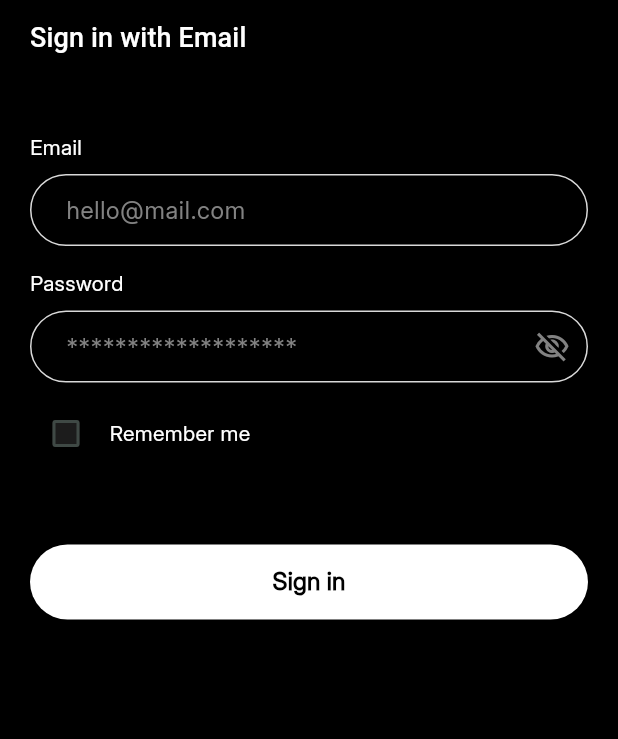
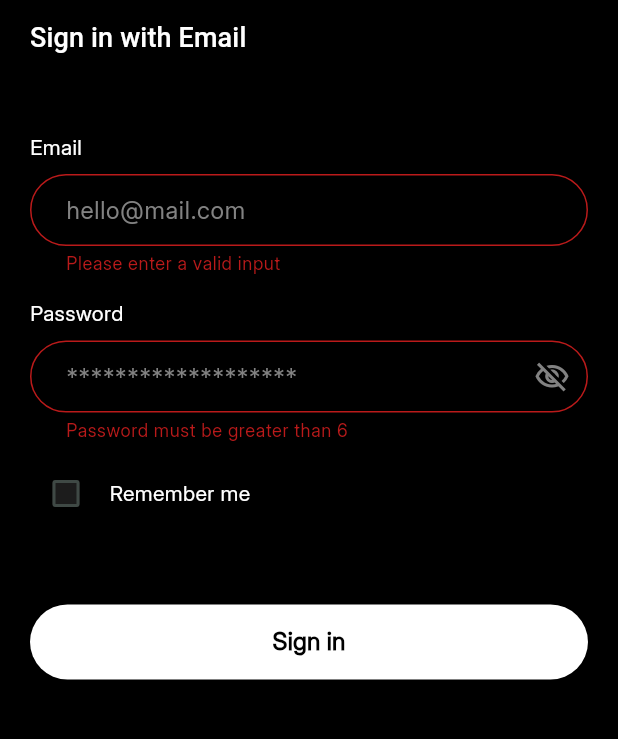
Before and after one commit to Kariaki/reentry, a Flutter app: the LoginScreen screen opened directly, after a tap on "Sign in", on a phone screen of 412 x 824 dp, the part 57-796 px from its top. Run offline on Flutter 3.47's test engine with Material 3 defaults, Android fonts, the phone set to English and light mode, and no system bars; our stand-ins replace flutter_animate, flutter_bloc, flutter_hooks, flutter_svg, google_sign_in; missing offline and left inert: easy_animate; Roboto replaces fonts that are missing (InterBold).

Commit message:
setup bloc

```diff
--- /dev/null
+++ b/lib/core/util/base_state.dart
@@ -0,0 +1,3 @@
+class BaseState{}
+
+class StateInitial{}
--- a/lib/data/repository/auth/auth_repository.dart
+++ b/lib/data/repository/auth/auth_repository.dart
@@ -16,7 +16,7 @@ class AuthRepository extends AuthRepositoryInterface{
   }
 
   @override
-  Future<UserDto> googleSignIn() {
+  Future<UserDto> googleSignIn() async{
     // TODO: implement googleSignIn
     throw UnimplementedError();
   }
--- a/lib/ui/components/input/input_field.dart
+++ b/lib/ui/components/input/input_field.dart
@@ -1,3 +1,4 @@
+
 import 'package:flutter/material.dart';
 import 'package:reentry/core/extensions.dart';
 import 'package:reentry/core/theme/colors.dart';
@@ -12,6 +13,7 @@ class InputField extends StatelessWidget {
   final bool enable;
   final int lines;
   final int? maxLines;
+  final String? Function(String?)? validator;
   final String? initialValue;
   final double? radius;
   final Function(String)? onChange;
@@ -19,7 +21,21 @@ class InputField extends StatelessWidget {
   final TextEditingController? controller;
 
   const InputField(
-      {super.key, this.label,this.lines=1,this.maxLines,this.radius,this.fillColor, required this.hint,this.controller,this.onChange,this.enable=true,this.initialValue, this.obscureText = false,this.suffixIcon,this.error});
+      {super.key,
+      this.validator,
+      this.label,
+      this.lines = 1,
+      this.maxLines,
+      this.radius,
+      this.fillColor,
+      required this.hint,
+      this.controller,
+      this.onChange,
+      this.enable = true,
+      this.initialValue,
+      this.obscureText = false,
+      this.suffixIcon,
+      this.error});
 
   @override
   Widget build(BuildContext context) {
@@ -30,13 +46,15 @@ class InputField extends StatelessWidget {
         if (label != null) ...[
           Text(
             label!,
-            style: AppTextStyle.heading.copyWith(color: AppColors.white,fontSize: 14),
+            style: AppTextStyle.heading
+                .copyWith(color: AppColors.white, fontSize: 14),
           ),
           8.height
         ],
         TextFormField(
           obscuringCharacter: '*',
           initialValue: initialValue,
+          validator: (s) => validator?.call(s),
           controller: controller,
           enabled: enable,
           style: AppTextStyle.regular.copyWith(color: AppColors.white),
@@ -44,30 +62,31 @@ class InputField extends StatelessWidget {
           obscureText: obscureText,
           cursorColor: AppColors.primary,
           minLines: lines,
-          maxLines: (maxLines??1)<lines?lines+1: (maxLines??1),
+          maxLines: (maxLines ?? 1) < lines ? lines + 1 : (maxLines ?? 1),
           decoration: InputDecoration(
-
-            fillColor:fillColor?? AppColors.gray1,
-            filled: fillColor!=null,
-
+              fillColor: fillColor ?? AppColors.gray1,
+              filled: fillColor != null,
               contentPadding:
                   const EdgeInsets.symmetric(vertical: 10, horizontal: 20),
               border: OutlineInputBorder(
-                borderRadius: BorderRadius.circular(radius??100),
-                borderSide: const BorderSide(color: AppColors.inputBorderColor)),
+                  borderRadius: BorderRadius.circular(radius ?? 100),
+                  borderSide:
+                      const BorderSide(color: AppColors.inputBorderColor)),
               disabledBorder: OutlineInputBorder(
-                borderRadius: BorderRadius.circular(radius??100),
-                borderSide: const BorderSide(color: AppColors.inputBorderColor)),
+                  borderRadius: BorderRadius.circular(radius ?? 100),
+                  borderSide:
+                      const BorderSide(color: AppColors.inputBorderColor)),
               enabledBorder: OutlineInputBorder(
-                borderRadius: BorderRadius.circular(radius??100),
-                borderSide: const BorderSide(color: AppColors.inputBorderColor)),
+                  borderRadius: BorderRadius.circular(radius ?? 100),
+                  borderSide:
+                      const BorderSide(color: AppColors.inputBorderColor)),
               focusedBorder: OutlineInputBorder(
-                borderRadius: BorderRadius.circular(radius??100),
-                borderSide: const BorderSide(color: AppColors.inputBorderColor)),
+                  borderRadius: BorderRadius.circular(radius ?? 100),
+                  borderSide:
+                      const BorderSide(color: AppColors.inputBorderColor)),
               hintStyle: const TextStyle(color: AppColors.hintColor),
               hintText: hint,
-            suffixIcon: suffixIcon
-          ),
+              suffixIcon: suffixIcon),
         )
       ],
     );
--- a/lib/ui/components/input/password_field.dart
+++ b/lib/ui/components/input/password_field.dart
@@ -31,6 +31,9 @@ class PasswordField extends HookWidget {
       enable: enable,
       initialValue: initialValue,
       onChange: onChange,
+      validator: (value){
+        return (value?.length??0)>6?null: "Password must be greater than 6";
+      },
       error: error,
       controller: controller,
       obscureText: obscureText.value,
--- /dev/null
+++ b/lib/ui/modules/authentication/bloc/auth_events.dart
@@ -0,0 +1,11 @@
+sealed class AuthEvent{}
+
+class LoginEvent extends AuthEvent{
+  final String password;
+  final String email;
+  LoginEvent({required this.password,required this.email});
+}
+class LogoutEvent extends AuthEvent{}
+class SignInWithGoogleEvent extends AuthEvent{}
+class SignInWithAppleEvent extends AuthEvent{}
+class RegisterEvent extends AuthEvent{}
--- /dev/null
+++ b/lib/ui/modules/authentication/bloc/authentication_bloc.dart
@@ -0,0 +1,16 @@
+import 'package:flutter_bloc/flutter_bloc.dart';
+import 'package:reentry/ui/modules/authentication/bloc/auth_events.dart';
+import 'package:reentry/ui/modules/authentication/bloc/authentication_state.dart';
+
+class AuthBloc extends Bloc<AuthEvent, AuthState> {
+  AuthBloc() : super(AuthInitial()) {
+    on<LoginEvent>(_login);
+  }
+
+  Future<void> _login(LoginEvent event, Emitter<AuthState> emit) async {
+    //repository login
+    emit(AuthLoading());
+    await Future.delayed(const Duration(seconds: 15));
+    emit(AuthSuccess());
+  }
+}
--- /dev/null
+++ b/lib/ui/modules/authentication/bloc/authentication_state.dart
@@ -0,0 +1,12 @@
+sealed class AuthState{}
+
+class AuthInitial extends AuthState{}
+class AuthLoading extends AuthState{}
+class AuthError extends AuthState{
+  final String message;
+  AuthError(this.message);
+}
+class AuthSuccess extends AuthState{}
+//login success
+//registration success
+//
--- a/lib/ui/modules/authentication/login_screen.dart
+++ b/lib/ui/modules/authentication/login_screen.dart
@@ -1,11 +1,14 @@
-
 import 'package:flutter/cupertino.dart';
 import 'package:flutter/material.dart';
+import 'package:flutter_bloc/flutter_bloc.dart';
 import 'package:flutter_hooks/flutter_hooks.dart';
 import 'package:reentry/core/extensions.dart';
 import 'package:reentry/core/theme/colors.dart';
 import 'package:reentry/ui/components/app_check_box.dart';
 import 'package:reentry/ui/components/scaffold/onboarding_scaffold.dart';
+import 'package:reentry/ui/modules/authentication/bloc/auth_events.dart';
+import 'package:reentry/ui/modules/authentication/bloc/authentication_bloc.dart';
+import 'package:reentry/ui/modules/authentication/bloc/authentication_state.dart';
 
 import '../../../core/theme/style/app_styles.dart';
 import '../../components/buttons/primary_button.dart';
@@ -17,17 +20,34 @@ class LoginScreen extends HookWidget {
 
   @override
   Widget build(BuildContext context) {
-    final theme = AppStyles.textTheme(context);
+    final key = GlobalKey<FormState>();
     final rememberMe = useState(false);
-    return OnboardingScaffold(
-        title: 'Sign in with Email', children: [
+    final emailController = useTextEditingController();
+    final passwordController = useTextEditingController();
+    return BlocListener<AuthBloc, AuthState>(
+      listener: (context, current) {
+        if (current is AuthSuccess) {
+          print('******************* login success ************');
+        }
+      },
+      child: BlocBuilder<AuthBloc, AuthState>(builder: (context, state) {
+        return Form(
+            key: key,
+            child: OnboardingScaffold(title: 'Sign in with Email', children: [
               50.height,
               InputField(
                 hint: 'hello@mail.com',
+                validator: (input) => (input?.isNotEmpty ?? true)
+                    ? null
+                    : 'Please enter a valid input',
+                controller: emailController,
                 label: 'Email',
               ),
               15.height,
-      PasswordField(label: 'Password'),
+              PasswordField(
+                label: 'Password',
+                controller: passwordController,
+              ),
               10.height,
               _rememberMe(rememberMe.value, (value) {
                 rememberMe.value = value ?? false;
@@ -35,13 +55,22 @@ class LoginScreen extends HookWidget {
               //TODO remember me and forgot password fields
               50.height,
               PrimaryButton(
+                loading: state is AuthLoading,
                 text: 'Sign in',
-        onPress: () {},
+                onPress: () {
+                  if (key.currentState!.validate()) {
+                    context.read<AuthBloc>().add(LoginEvent(
+                        password: passwordController.text,
+                        email: emailController.text));
+                  }
+                },
               )
-    ]);
+            ]));
+      }),
+    );
   }
 
-  Widget _rememberMe(bool value, Function(bool?)onChange) {
-    return appCheckBox(value, onChange,title: "Remember me");
+  Widget _rememberMe(bool value, Function(bool?) onChange) {
+    return appCheckBox(value, onChange, title: "Remember me");
   }
 }
--- a/lib/ui/modules/root/root_page.dart
+++ b/lib/ui/modules/root/root_page.dart
@@ -38,7 +38,7 @@ class RootPage extends HookWidget {
           ],
         ),
         body: screens[currentIndex.value].animate().slide(
-            duration: Duration(milliseconds: 70),begin: Offset(1, 1)),
+            duration: const Duration(milliseconds: 70),begin: const Offset(1, 1)),
         backgroundColor: AppColors.black,
         bottomNavigationBar: NavigationBarTheme(
           data: NavigationBarThemeData(
```
Also changed, not shown: lib/main.dart (+17 -11 lines), lib/ui/modules/authentication/signin_options.dart (+9 -1 lines), pubspec.yaml (+8 -0 lines), pubspec.lock, 3 other files. Lines whose indentation alone changed are shown as unchanged.
